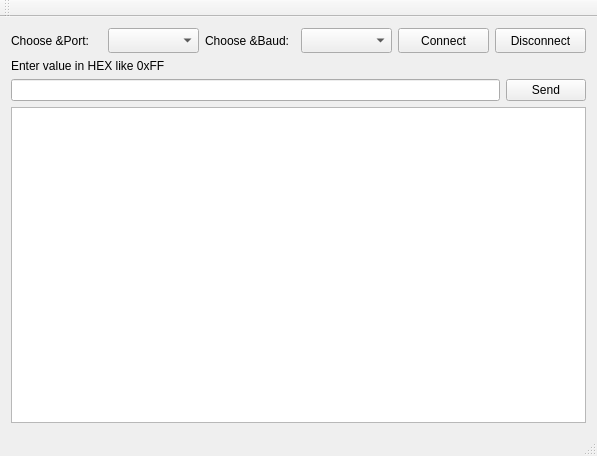
Old version of the form mainwindow.ui in the repository reinerwaldmann/RS232SimpleConsole.
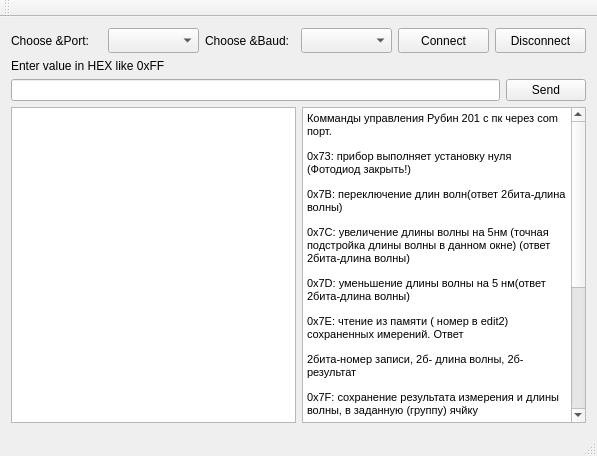
New version of the form.

Commit message:
Added info console
ololo ololo

Diff of the .ui file:
```diff
--- a/mainwindow.ui
+++ b/mainwindow.ui
@@ -101,7 +101,35 @@
      </layout>
     </item>
     <item>
-     <widget class="QTextEdit" name="textEditConsole"/>
+     <layout class="QHBoxLayout" name="horizontalLayout_3">
+      <item>
+       <widget class="QTextEdit" name="textEditConsole"/>
+      </item>
+      <item>
+       <widget class="QTextEdit" name="RUBINinfoConsole">
+        <property name="html">
+         <string>&lt;!DOCTYPE HTML PUBLIC &quot;-//W3C//DTD HTML 4.0//EN&quot; &quot;http://www.w3.org/TR/REC-html40/strict.dtd&quot;&gt;
+&lt;html&gt;&lt;head&gt;&lt;meta name=&quot;qrichtext&quot; content=&quot;1&quot; /&gt;&lt;style type=&quot;text/css&quot;&gt;
+p, li { white-space: pre-wrap; }
+&lt;/style&gt;&lt;/head&gt;&lt;body style=&quot; font-family:'MS Shell Dlg 2'; font-size:8.25pt; font-weight:400; font-style:normal;&quot;&gt;
+&lt;p style=&quot; margin-top:12px; margin-bottom:0px; margin-left:0px; margin-right:0px; -qt-block-indent:0; text-indent:0px;&quot;&gt;&lt;span style=&quot; font-size:8pt;&quot;&gt;Комманды управления Рубин 201 с пк через com порт.&lt;/span&gt;&lt;/p&gt;
+&lt;p style=&quot; margin-top:12px; margin-bottom:0px; margin-left:0px; margin-right:0px; -qt-block-indent:0; text-indent:0px;&quot;&gt;&lt;span style=&quot; font-size:8pt;&quot;&gt;0x73: прибор выполняет установку нуля (Фотодиод закрыть!)&lt;/span&gt;&lt;/p&gt;
+&lt;p style=&quot; margin-top:12px; margin-bottom:0px; margin-left:0px; margin-right:0px; -qt-block-indent:0; text-indent:0px;&quot;&gt;&lt;span style=&quot; font-size:8pt;&quot;&gt;0x7B: переключение длин волн(ответ 2бита-длина волны)&lt;/span&gt;&lt;/p&gt;
+&lt;p style=&quot; margin-top:12px; margin-bottom:0px; margin-left:0px; margin-right:0px; -qt-block-indent:0; text-indent:0px;&quot;&gt;&lt;span style=&quot; font-size:8pt;&quot;&gt;0x7C: увеличение длины волны на 5нм (точная подстройка длины волны в данном окне) (ответ 2бита-длина волны)&lt;/span&gt;&lt;/p&gt;
+&lt;p style=&quot; margin-top:12px; margin-bottom:0px; margin-left:0px; margin-right:0px; -qt-block-indent:0; text-indent:0px;&quot;&gt;&lt;span style=&quot; font-size:8pt;&quot;&gt;0x7D: уменьшение длины волны на 5 нм(ответ 2бита-длина волны)&lt;/span&gt;&lt;/p&gt;
+&lt;p style=&quot; margin-top:12px; margin-bottom:0px; margin-left:0px; margin-right:0px; -qt-block-indent:0; text-indent:0px;&quot;&gt;&lt;span style=&quot; font-size:8pt;&quot;&gt;0x7E: чтение из памяти ( номер в edit2) сохраненных имерений. Ответ&lt;/span&gt;&lt;/p&gt;
+&lt;p style=&quot; margin-top:12px; margin-bottom:0px; margin-left:0px; margin-right:0px; -qt-block-indent:0; text-indent:0px;&quot;&gt;&lt;span style=&quot; font-size:8pt;&quot;&gt;2бита-номер записи, 2б- длина волны, 2б-результат&lt;/span&gt;&lt;/p&gt;
+&lt;p style=&quot; margin-top:12px; margin-bottom:0px; margin-left:0px; margin-right:0px; -qt-block-indent:0; text-indent:0px;&quot;&gt;&lt;span style=&quot; font-size:8pt;&quot;&gt;0x7F: сохранение результата измерения и длины волны, в заданную (группу) ячйку&lt;/span&gt;&lt;/p&gt;
+&lt;p style=&quot; margin-top:12px; margin-bottom:0px; margin-left:0px; margin-right:0px; -qt-block-indent:0; text-indent:0px;&quot;&gt;&lt;span style=&quot; font-size:8pt;&quot;&gt;0x82: произвести измерение, ответ 2б- измерения, 1б- знак,1б – (дБ/дБм), 2б-значение MRef&lt;/span&gt;&lt;/p&gt;
+&lt;p style=&quot; margin-top:12px; margin-bottom:0px; margin-left:0px; margin-right:0px; -qt-block-indent:0; text-indent:0px;&quot;&gt;&lt;span style=&quot; font-size:8pt;&quot;&gt;0x83: перевод в режим ref-&amp;gt;mref-&amp;gt;выход;&lt;/span&gt;&lt;/p&gt;
+&lt;p style=&quot; margin-top:12px; margin-bottom:0px; margin-left:0px; margin-right:0px; -qt-block-indent:0; text-indent:0px;&quot;&gt;&lt;span style=&quot; font-size:8pt;&quot;&gt;0x84: уменьшить значение mref, ответ 2б– значение mref&lt;/span&gt;&lt;/p&gt;
+&lt;p style=&quot; margin-top:12px; margin-bottom:0px; margin-left:0px; margin-right:0px; -qt-block-indent:0; text-indent:0px;&quot;&gt;&lt;span style=&quot; font-size:8pt;&quot;&gt;0x85: увеличить значение mref ответ 2б– значение mref&lt;/span&gt;&lt;/p&gt;
+&lt;p style=&quot; margin-top:12px; margin-bottom:0px; margin-left:0px; margin-right:0px; -qt-block-indent:0; text-indent:0px;&quot;&gt;&lt;span style=&quot; font-size:8pt;&quot;&gt;0x86: вкл/выкл режима автораспознование длины волны&lt;/span&gt;&lt;/p&gt;
+&lt;p style=&quot; margin-top:12px; margin-bottom:0px; margin-left:0px; margin-right:0px; -qt-block-indent:0; text-indent:0px;&quot;&gt;&lt;span style=&quot; font-size:8pt;&quot;&gt;0x87: команда на стирание сохраненных рез-ов в памяти в выбранной ячейке &lt;/span&gt;&lt;/p&gt;&lt;/body&gt;&lt;/html&gt;</string>
+        </property>
+       </widget>
+      </item>
+     </layout>
     </item>
    </layout>
   </widget>
```
The commit also changes 5 other files.
